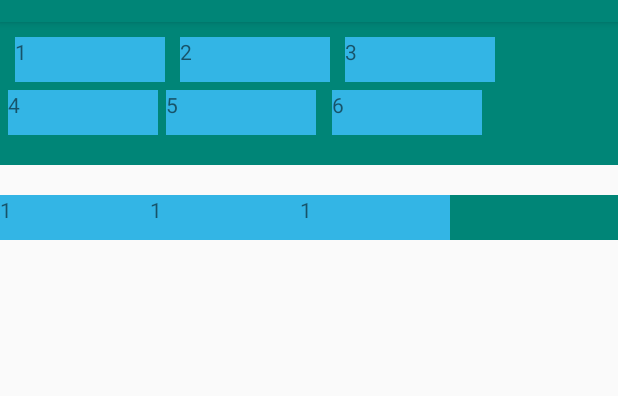
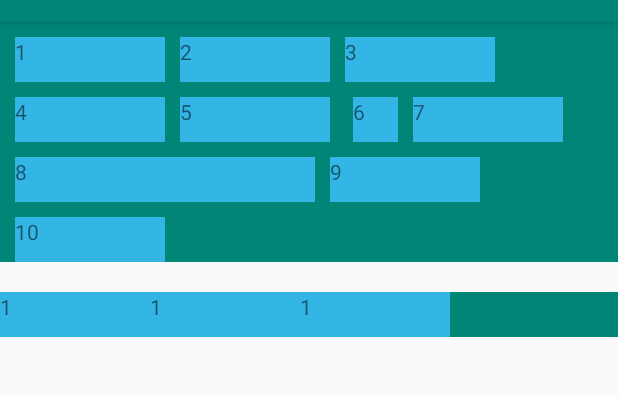
Before and after one commit to lixiaodong0/CustomView, an Android app: the CustomFlowLayoutActivity screen opened directly, with no data from a screen before it, on a phone screen of 412 x 824 dp, the part 62-458 px from its top. Run offline under Robolectric (Android 15) with nearby library versions, the phone set to English and light mode, and no system bars.

```diff
--- a/app/build.gradle
+++ b/app/build.gradle
@@ -19,10 +19,13 @@ android {
 }
 
 dependencies {
-    implementation fileTree(dir: 'libs', include: ['*.jar'])
+    implementation fileTree(include: ['*.jar'], dir: 'libs')
     implementation 'com.android.support:appcompat-v7:28.0.0'
     implementation 'com.android.support.constraint:constraint-layout:1.1.3'
     testImplementation 'junit:junit:4.12'
     androidTestImplementation 'com.android.support.test:runner:1.0.2'
     androidTestImplementation 'com.android.support.test.espresso:espresso-core:3.0.2'
+    implementation 'com.android.support:recyclerview-v7:28.0.0'
+    implementation 'com.android.support:cardview-v7:28.0.0'
+    implementation 'com.android.support:design:28.0.0'
 }
--- a/app/src/main/java/com/lixd/costom/view/MainActivity.java
+++ b/app/src/main/java/com/lixd/costom/view/MainActivity.java
@@ -7,6 +7,7 @@ import android.view.View;
 
 import com.lixd.costom.view.flowlayout.CustomFlowLayoutActivity;
 import com.lixd.costom.view.linearlayout.CustomLinearLayoutActivity;
+import com.lixd.costom.view.recyclerview.RecyclerViewDemoActivity;
 
 public class MainActivity extends AppCompatActivity {
 
@@ -23,4 +24,7 @@ public class MainActivity extends AppCompatActivity {
     public void onCustomFlowLayout(View v) {
         startActivity(new Intent(this, CustomFlowLayoutActivity.class));
     }
+    public void onRecyclerView(View v) {
+        startActivity(new Intent(this, RecyclerViewDemoActivity.class));
+    }
 }
--- a/app/src/main/res/layout/activity_flow_layout.xml
+++ b/app/src/main/res/layout/activity_flow_layout.xml
@@ -41,28 +41,55 @@
         <TextView
             android:layout_width="100dp"
             android:layout_height="30dp"
-            android:layout_marginTop="5dp"
-            android:layout_marginLeft="5dp"
+            android:layout_marginTop="10dp"
+            android:layout_marginLeft="10dp"
             android:background="@android:color/holo_blue_light"
             android:text="4"/>
 
         <TextView
             android:layout_width="100dp"
             android:layout_height="30dp"
-            android:layout_marginTop="5dp"
-            android:layout_marginLeft="5dp"
+            android:layout_marginTop="10dp"
+            android:layout_marginLeft="10dp"
             android:background="@android:color/holo_blue_light"
             android:layout_marginRight="5dp"
             android:text="5"/>
 
         <TextView
-            android:layout_width="100dp"
-            android:layout_marginTop="5dp"
-            android:layout_marginLeft="5dp"
+            android:layout_width="30dp"
+            android:layout_marginTop="10dp"
+            android:layout_marginLeft="10dp"
             android:layout_height="30dp"
             android:background="@android:color/holo_blue_light"
-            android:layout_marginBottom="20dp"
             android:text="6"/>
+        <TextView
+            android:layout_width="100dp"
+            android:layout_marginTop="10dp"
+            android:layout_marginLeft="10dp"
+            android:layout_height="30dp"
+            android:background="@android:color/holo_blue_light"
+            android:text="7"/>
+        <TextView
+            android:layout_width="200dp"
+            android:layout_marginTop="10dp"
+            android:layout_marginLeft="10dp"
+            android:layout_height="30dp"
+            android:background="@android:color/holo_blue_light"
+            android:text="8"/>
+        <TextView
+            android:layout_width="100dp"
+            android:layout_marginTop="10dp"
+            android:layout_marginLeft="10dp"
+            android:layout_height="30dp"
+            android:background="@android:color/holo_blue_light"
+            android:text="9"/>
+        <TextView
+            android:layout_width="100dp"
+            android:layout_marginTop="10dp"
+            android:layout_marginLeft="10dp"
+            android:layout_height="30dp"
+            android:background="@android:color/holo_blue_light"
+            android:text="10"/>
     </com.lixd.costom.view.flowlayout.FlowLayout>
 
     <View
--- a/app/src/main/res/layout/activity_main.xml
+++ b/app/src/main/res/layout/activity_main.xml
@@ -21,4 +21,10 @@
         android:text="自定义FlowLayout"
         android:onClick="onCustomFlowLayout"
         android:textAllCaps="false"/>
+    <Button
+        android:layout_width="match_parent"
+        android:layout_height="wrap_content"
+        android:text="RecyclerView部分"
+        android:onClick="onRecyclerView"
+        android:textAllCaps="false"/>
 </LinearLayout>
```
Also changed, not shown: app/src/main/AndroidManifest.xml (+8 -0 lines), app/src/main/java/com/lixd/costom/view/recyclerview/RecyclerViewDemoActivity.java (added, +22 -0 lines), app/src/main/java/com/lixd/costom/view/recyclerview/decoration/ItemDecorationDemoActivity.java (added, +27 -0 lines), app/src/main/java/com/lixd/costom/view/recyclerview/decoration/base/BaseDecorationActivity.java (added, +35 -0 lines), app/src/main/java/com/lixd/costom/view/recyclerview/decoration/base/CircleItemDecoration.java (added, +33 -0 lines), app/src/main/java/com/lixd/costom/view/recyclerview/decoration/base/DividerItemDecoration.java (added, +46 -0 lines), app/src/main/java/com/lixd/costom/view/recyclerview/decoration/base/TestAdapter.java (added, +48 -0 lines), app/src/main/java/com/lixd/costom/view/recyclerview/decoration/logistics/LogisticsAdapter.java (added, +54 -0 lines), app/src/main/java/com/lixd/costom/view/recyclerview/decoration/logistics/LogisticsBean.java (added, +21 -0 lines), app/src/main/java/com/lixd/costom/view/recyclerview/decoration/logistics/LogisticsDecorationActivity.java (added, +18 -0 lines), app/src/main/java/com/lixd/costom/view/recyclerview/decoration/logistics/LogisticsItemDecoration.java (added, +72 -0 lines), app/src/main/res/layout/activity_base_decoration.xml (added, +40 -0 lines), app/src/main/res/layout/activity_item_decoration_demo.xml (added, +20 -0 lines), app/src/main/res/layout/activity_logistics_decoration.xml (added, +10 -0 lines), 2 more files.
